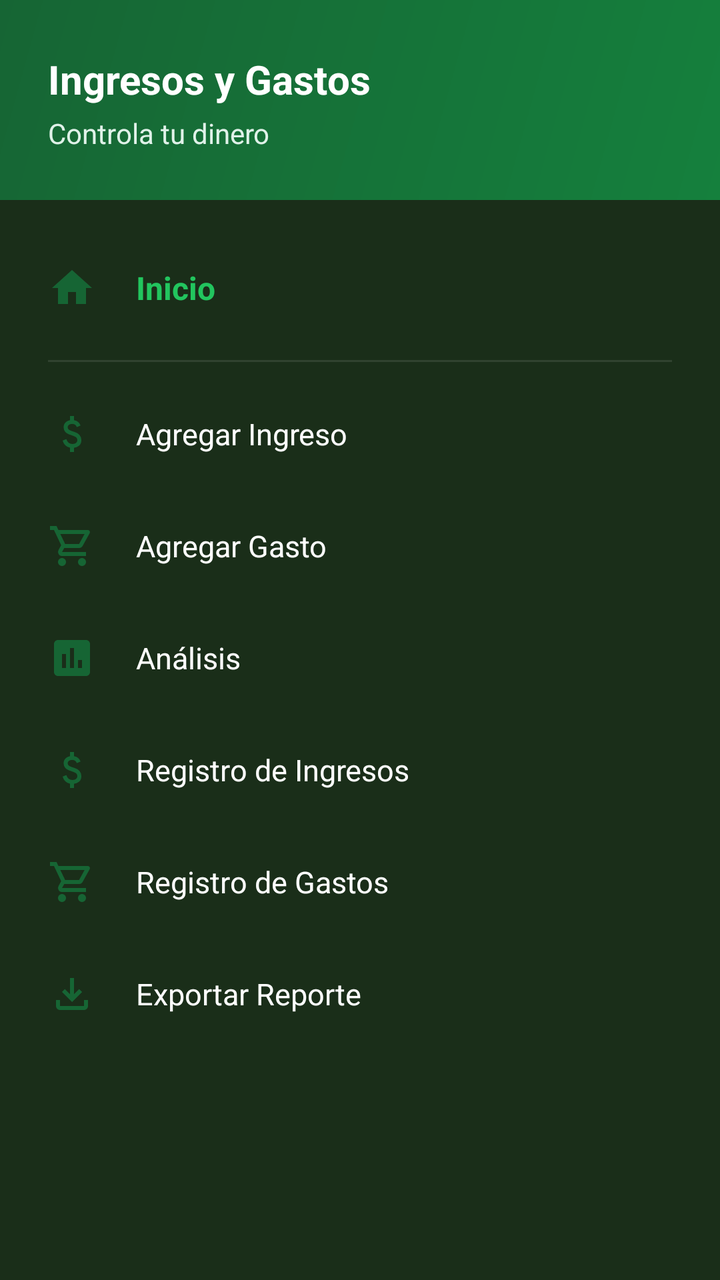
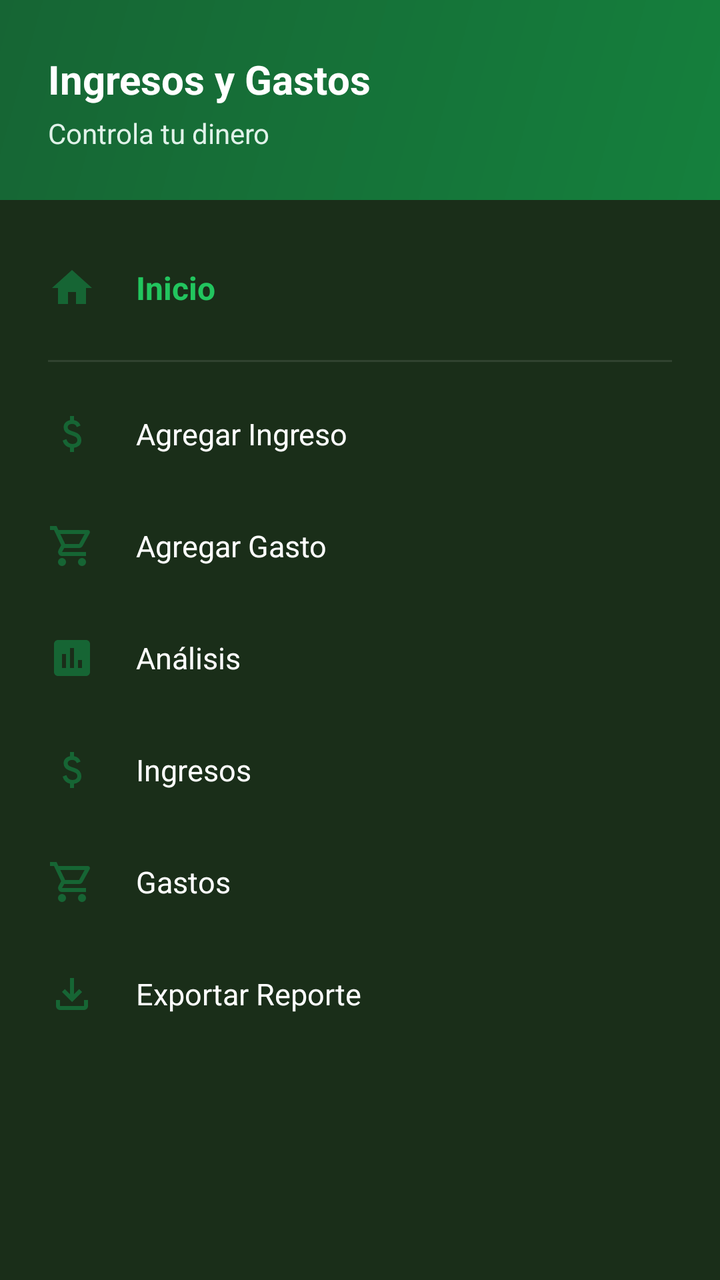

Compare the two renders of this Android layout. The source of the first and the diff that turns it into the second are given below.
<!-- AndroidManifest.xml: application theme Theme.IngresosGastosApp -->
<!-- res/layout/nav_drawer_layout.xml -->
<?xml version="1.0" encoding="utf-8"?>
<LinearLayout xmlns:android="http://schemas.android.com/apk/res/android"
    xmlns:app="http://schemas.android.com/apk/res-auto"
    xmlns:tools="http://schemas.android.com/tools"
    android:layout_width="230dp"
    android:layout_height="match_parent"
    android:orientation="vertical"
    android:background="@color/bg_dark_card">

    <LinearLayout
        android:layout_width="match_parent"
        android:layout_height="100dp"
        android:background="@drawable/bg_drawer_header"
        android:gravity="bottom"
        android:orientation="vertical"
        android:padding="24dp">

        <TextView
            android:layout_width="wrap_content"
            android:layout_height="wrap_content"
            android:text="Ingresos y Gastos"
            android:textColor="@color/white"
            android:textSize="20sp"
            android:textStyle="bold" />

        <TextView
            android:layout_width="wrap_content"
            android:layout_height="wrap_content"
            android:layout_marginTop="4dp"
            android:text="Controla tu dinero"
            android:textColor="#E0F2E9"
            android:textSize="14sp" />
    </LinearLayout>

    <LinearLayout
        android:layout_width="match_parent"
        android:layout_height="wrap_content"
        android:orientation="vertical"
        android:paddingTop="16dp"
        android:paddingBottom="16dp">

        <LinearLayout
            android:id="@+id/drawer_item_inicio"
            android:layout_width="match_parent"
            android:layout_height="56dp"
            android:orientation="horizontal"
            android:gravity="center_vertical"
            android:paddingStart="24dp"
            android:paddingEnd="24dp"
            android:background="@drawable/drawer_item_selector"
            android:clickable="true"
            android:focusable="true">

            <androidx.appcompat.widget.AppCompatImageView
                android:layout_width="24dp"
                android:layout_height="24dp"
                android:src="@drawable/ic_home"
                app:tint="@color/green_primary" />

            <TextView
                android:layout_width="wrap_content"
                android:layout_height="wrap_content"
                android:text="Inicio"
                android:textColor="@color/green_accent"
                android:textSize="16sp"
                android:textStyle="bold"
                android:layout_marginStart="20dp" />
        </LinearLayout>

        <View
            android:layout_width="match_parent"
            android:layout_height="1dp"
            android:background="#1AFFFFFF"
            android:layout_marginStart="24dp"
            android:layout_marginEnd="24dp"
            android:layout_marginTop="8dp"
            android:layout_marginBottom="8dp" />

        <LinearLayout
            android:id="@+id/drawer_item_ingreso"
            android:layout_width="match_parent"
            android:layout_height="56dp"
            android:orientation="horizontal"
            android:gravity="center_vertical"
            android:paddingStart="24dp"
            android:paddingEnd="24dp"
            android:background="@drawable/drawer_item_selector"
            android:clickable="true"
            android:focusable="true">

            <androidx.appcompat.widget.AppCompatImageView
                android:layout_width="24dp"
                android:layout_height="24dp"
                android:src="@drawable/ic_attach_money"
                app:tint="@color/green_primary" />

            <TextView
                android:layout_width="wrap_content"
                android:layout_height="wrap_content"
                android:text="Agregar Ingreso"
                android:textColor="@color/text_on_dark"
                android:textSize="15sp"
                android:layout_marginStart="20dp" />
        </LinearLayout>

        <LinearLayout
            android:id="@+id/drawer_item_gasto"
            android:layout_width="match_parent"
            android:layout_height="56dp"
            android:orientation="horizontal"
            android:gravity="center_vertical"
            android:paddingStart="24dp"
            android:paddingEnd="24dp"
            android:background="@drawable/drawer_item_selector"
            android:clickable="true"
            android:focusable="true">

            <androidx.appcompat.widget.AppCompatImageView
                android:layout_width="24dp"
                android:layout_height="24dp"
                android:src="@drawable/ic_shopping_cart"
                app:tint="@color/green_primary" />

            <TextView
                android:layout_width="wrap_content"
                android:layout_height="wrap_content"
                android:text="Agregar Gasto"
                android:textColor="@color/text_on_dark"
                android:textSize="15sp"
                android:layout_marginStart="20dp" />
        </LinearLayout>

        <LinearLayout
            android:id="@+id/drawer_item_historial"
            android:layout_width="match_parent"
            android:layout_height="56dp"
            android:orientation="horizontal"
            android:gravity="center_vertical"
            android:paddingStart="24dp"
            android:paddingEnd="24dp"
            android:background="@drawable/drawer_item_selector"
            android:clickable="true"
            android:focusable="true">

            <androidx.appcompat.widget.AppCompatImageView
                android:layout_width="24dp"
                android:layout_height="24dp"
                android:src="@drawable/ic_analysis"
                app:tint="@color/green_primary" />

            <TextView
                android:layout_width="wrap_content"
                android:layout_height="wrap_content"
                android:text="Análisis"
                android:textColor="@color/text_on_dark"
                android:textSize="15sp"
                android:layout_marginStart="20dp" />
        </LinearLayout>

        <LinearLayout
            android:id="@+id/drawer_item_lista_ingreso"
            android:layout_width="match_parent"
            android:layout_height="56dp"
            android:orientation="horizontal"
            android:gravity="center_vertical"
            android:paddingStart="24dp"
            android:paddingEnd="24dp"
            android:background="@drawable/drawer_item_selector"
            android:clickable="true"
            android:focusable="true">

            <androidx.appcompat.widget.AppCompatImageView
                android:layout_width="24dp"
                android:layout_height="24dp"
                android:src="@drawable/ic_attach_money"
                app:tint="@color/green_primary" />

            <TextView
                android:layout_width="wrap_content"
                android:layout_height="wrap_content"
                android:text="Registro de Ingresos"
                android:textColor="@color/text_on_dark"
                android:textSize="15sp"
                android:layout_marginStart="20dp" />
        </LinearLayout>

        <LinearLayout
            android:id="@+id/drawer_item_lista_gasto"
            android:layout_width="match_parent"
            android:layout_height="56dp"
            android:orientation="horizontal"
            android:gravity="center_vertical"
            android:paddingStart="24dp"
            android:paddingEnd="24dp"
            android:background="@drawable/drawer_item_selector"
            android:clickable="true"
            android:focusable="true">

            <androidx.appcompat.widget.AppCompatImageView
                android:layout_width="24dp"
                android:layout_height="24dp"
                android:src="@drawable/ic_shopping_cart"
                app:tint="@color/green_primary" />

            <TextView
                android:layout_width="wrap_content"
                android:layout_height="wrap_content"
                android:text="Registro de Gastos"
                android:textColor="@color/text_on_dark"
                android:textSize="15sp"
                android:layout_marginStart="20dp" />
        </LinearLayout>

        <LinearLayout
            android:id="@+id/drawer_item_reporte"
            android:layout_width="match_parent"
            android:layout_height="56dp"
            android:orientation="horizontal"
            android:gravity="center_vertical"
            android:paddingStart="24dp"
            android:paddingEnd="24dp"
            android:background="@drawable/drawer_item_selector"
            android:clickable="true"
            android:focusable="true">

            <androidx.appcompat.widget.AppCompatImageView
                android:layout_width="24dp"
                android:layout_height="24dp"
                android:src="@drawable/ic_file_download"
                app:tint="@color/green_primary" />

            <TextView
                android:layout_width="wrap_content"
                android:layout_height="wrap_content"
                android:layout_marginStart="20dp"
                android:text="Exportar Reporte"
                android:textColor="@color/text_on_dark"
                android:textSize="15sp" />
        </LinearLayout>
    </LinearLayout>
</LinearLayout>
<!-- resources referenced by this layout -->
<resources>
  <color name="bg_dark_card">#1A2E19</color>
  <color name="green_accent">#22C55E</color>
  <color name="green_primary">#166534</color>
  <color name="text_on_dark">#FFFFFF</color>
  <color name="white">#FFFFFFFF</color>
  <!-- drawable bg_drawer_header (drawable) -->
  <?xml version="1.0" encoding="utf-8"?>
  <shape xmlns:android="http://schemas.android.com/apk/res/android"
      android:shape="rectangle">
      <gradient
          android:startColor="@color/green_toolbar"
          android:endColor="@color/green_primary"
          android:angle="135" />
  </shape>
  <!-- drawable drawer_item_selector (drawable) -->
  <?xml version="1.0" encoding="utf-8"?>
  <selector xmlns:android="http://schemas.android.com/apk/res/android">
      <item android:state_pressed="true">
          <shape android:shape="rectangle">
              <solid android:color="#3322C55E" />
          </shape>
      </item>
      <item>
          <shape android:shape="rectangle">
              <solid android:color="@android:color/transparent" />
          </shape>
      </item>
  </selector>
  <!-- drawable ic_analysis (drawable) -->
  <?xml version="1.0" encoding="utf-8"?>
  <vector xmlns:android="http://schemas.android.com/apk/res/android"
      android:width="24dp"
      android:height="24dp"
      android:viewportWidth="24"
      android:viewportHeight="24">
      <path
          android:fillColor="@color/green_accent"
          android:pathData="M19,3H5c-1.1,0 -2,0.9 -2,2v14c0,1.1 0.9,2 2,2h14c1.1,0 2,-0.9 2,-2V5c0,-1.1 -0.9,-2 -2,-2zM9,17H7v-7h2v7zM13,17h-2V7h2v10zM17,17h-2v-4h2v4z"/>
  </vector>
  <!-- drawable ic_attach_money (drawable) -->
  <vector xmlns:android="http://schemas.android.com/apk/res/android"
      android:width="24dp"
      android:height="24dp"
      android:viewportWidth="960"
      android:viewportHeight="960">
    <path
        android:pathData="M441,840v-86q-53,-12 -91.5,-46T293,612l74,-30q15,48 44.5,73t77.5,25q41,0 69.5,-18.5T587,604q0,-35 -22,-55.5T463,502q-86,-27 -118,-64.5T313,346q0,-65 42,-101t86,-41v-84h80v84q50,8 82.5,36.5T651,310l-74,32q-12,-32 -34,-48t-60,-16q-44,0 -67,19.5T393,346q0,33 30,52t104,40q69,20 104.5,63.5T667,602q0,71 -42,108t-104,46v84h-80Z"
        android:fillColor="#e3e3e3"/>
  </vector>
  <!-- drawable ic_file_download (drawable) -->
  <vector xmlns:android="http://schemas.android.com/apk/res/android"
      android:width="24dp"
      android:height="24dp"
      android:viewportWidth="960"
      android:viewportHeight="960">
    <path
        android:pathData="M480,640 L280,440l56,-58 104,104v-326h80v326l104,-104 56,58 -200,200ZM240,800q-33,0 -56.5,-23.5T160,720v-120h80v120h480v-120h80v120q0,33 -23.5,56.5T720,800L240,800Z"
        android:fillColor="#e3e3e3"/>
  </vector>
  <!-- drawable ic_home (drawable) -->
  <?xml version="1.0" encoding="utf-8"?>
  <vector xmlns:android="http://schemas.android.com/apk/res/android"
      android:width="24dp"
      android:height="24dp"
      android:viewportWidth="24"
      android:viewportHeight="24">
      <path
          android:fillColor="@color/white"
          android:pathData="M10,20v-6h4v6h5v-8h3L12,3 2,12h3v8z"/>
  </vector>
  <style name="Theme.IngresosGastosApp" parent="Base.Theme.IngresosGastosApp" />
  <color name="green_toolbar">#15803D</color>
  <style name="Base.Theme.IngresosGastosApp" parent="Theme.Material3.DayNight.NoActionBar">
          <item name="colorPrimary">@color/green_accent</item>
          <item name="colorPrimaryContainer">@color/bg_dark_card</item>
          <item name="colorOnPrimary">@color/white</item>
          <item name="android:statusBarColor">@color/bg_dark</item>
          <item name="android:navigationBarColor">@color/bg_dark</item>
          <item name="android:windowBackground">@color/bg_dark</item>
          <item name="android:windowLightStatusBar">false</item>
          <item name="shapeAppearanceOverlay">@style/CircleImage</item>
      </style>
  <color name="bg_dark">#0D1F0C</color>
  <style name="CircleImage">
          <item name="cornerSize">50%</item>
      </style>
  <!-- unchanged entries left out for length: 1 -->
</resources>

<!-- the commit's change to res/layout/nav_drawer_layout.xml (unified diff, before → after) -->
@@ -178,7 +178,7 @@
             <TextView
                 android:layout_width="wrap_content"
                 android:layout_height="wrap_content"
-                android:text="Registro de Ingresos"
+                android:text="Ingresos"
                 android:textColor="@color/text_on_dark"
                 android:textSize="15sp"
                 android:layout_marginStart="20dp" />
@@ -205,7 +205,7 @@
             <TextView
                 android:layout_width="wrap_content"
                 android:layout_height="wrap_content"
-                android:text="Registro de Gastos"
+                android:text="Gastos"
                 android:textColor="@color/text_on_dark"
                 android:textSize="15sp"
                 android:layout_marginStart="20dp" />
